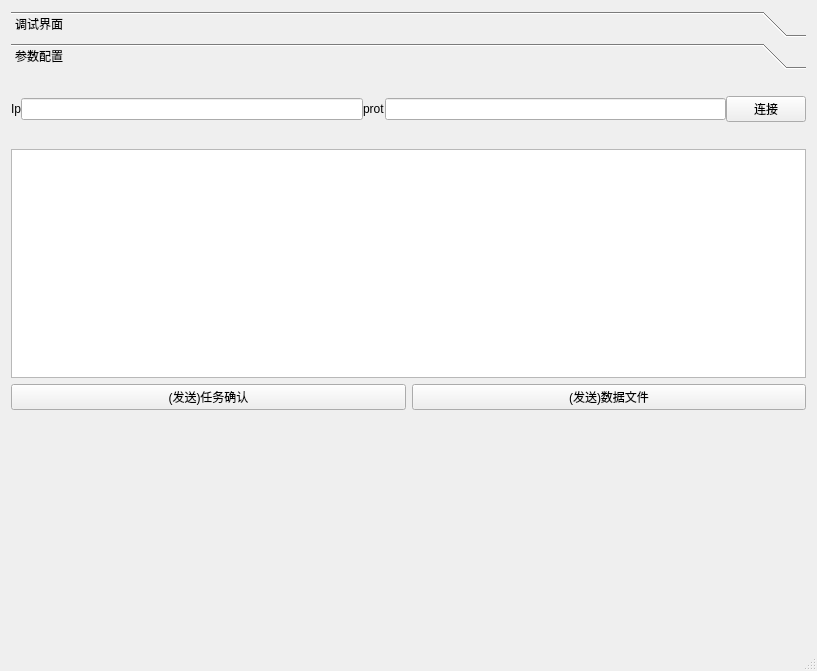
The window that DataTerminalProgram/DataTerminalProgram.ui (yangreest/Multi-protocol-Data-Terminal) describes before a commit, drawn with Qt 5.
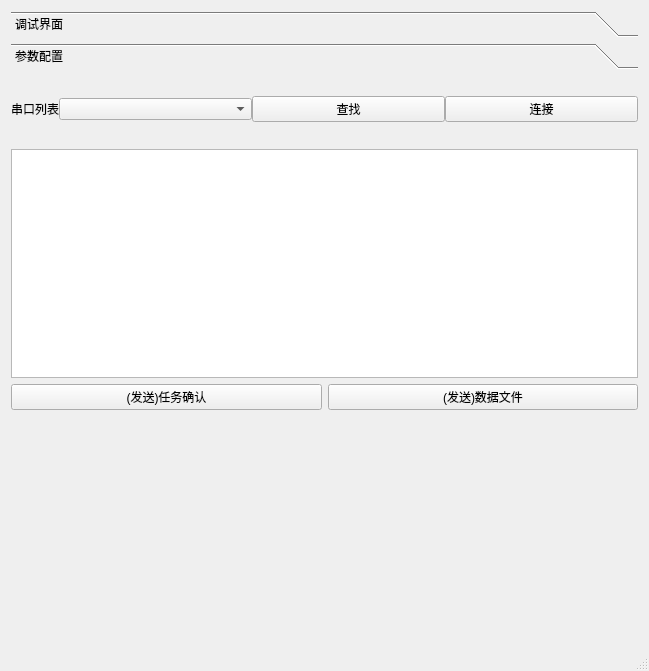
The same window after the commit.

The edit to the form file:
```diff
--- a/DataTerminalProgram/DataTerminalProgram.ui
+++ b/DataTerminalProgram/DataTerminalProgram.ui
@@ -6,7 +6,7 @@
    <rect>
     <x>0</x>
     <y>0</y>
-    <width>817</width>
+    <width>649</width>
     <height>671</height>
    </rect>
   </property>
@@ -81,7 +81,7 @@
         <rect>
          <x>0</x>
          <y>0</y>
-         <width>799</width>
+         <width>631</width>
          <height>68</height>
         </rect>
        </property>
@@ -112,35 +112,26 @@
           <item>
            <widget class="QLabel" name="label">
             <property name="sizePolicy">
-             <sizepolicy hsizetype="Preferred" vsizetype="Fixed">
+             <sizepolicy hsizetype="Fixed" vsizetype="Preferred">
               <horstretch>0</horstretch>
               <verstretch>0</verstretch>
              </sizepolicy>
             </property>
             <property name="text">
-             <string>Ip</string>
+             <string>串口列表</string>
             </property>
            </widget>
           </item>
           <item>
-           <widget class="QLineEdit" name="lineEdit"/>
+           <widget class="QComboBox" name="comboBox"/>
           </item>
           <item>
-           <widget class="QLabel" name="label_2">
-            <property name="sizePolicy">
-             <sizepolicy hsizetype="Preferred" vsizetype="Fixed">
-              <horstretch>0</horstretch>
-              <verstretch>0</verstretch>
-             </sizepolicy>
-            </property>
+           <widget class="QPushButton" name="pushButton_5">
             <property name="text">
-             <string>prot</string>
+             <string>查找</string>
             </property>
            </widget>
           </item>
-          <item>
-           <widget class="QLineEdit" name="lineEdit_2"/>
-          </item>
           <item>
            <widget class="QPushButton" name="pushButton_2">
             <property name="text">
```
Left out of the diff: 2 changed lines with no effect on the pictures.
